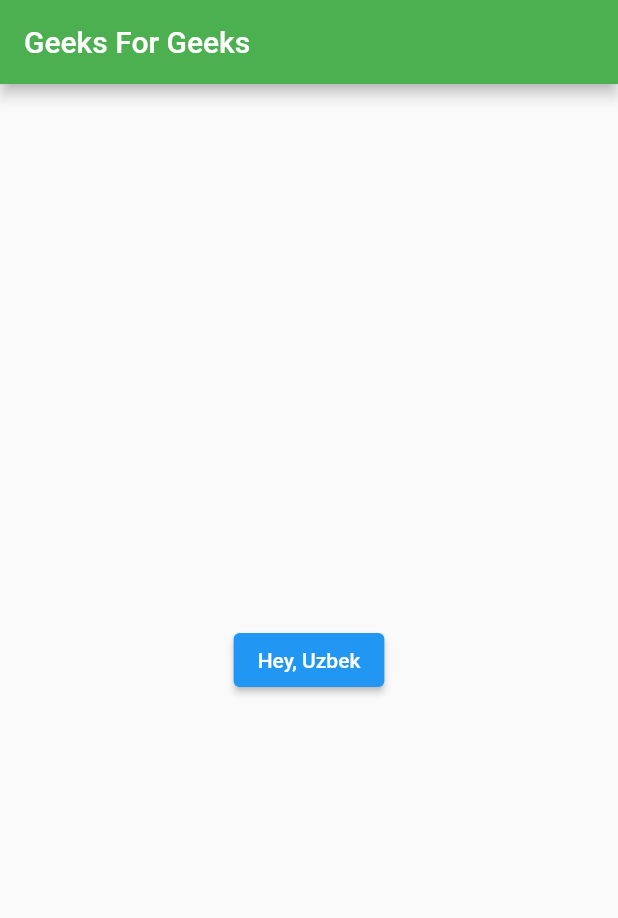
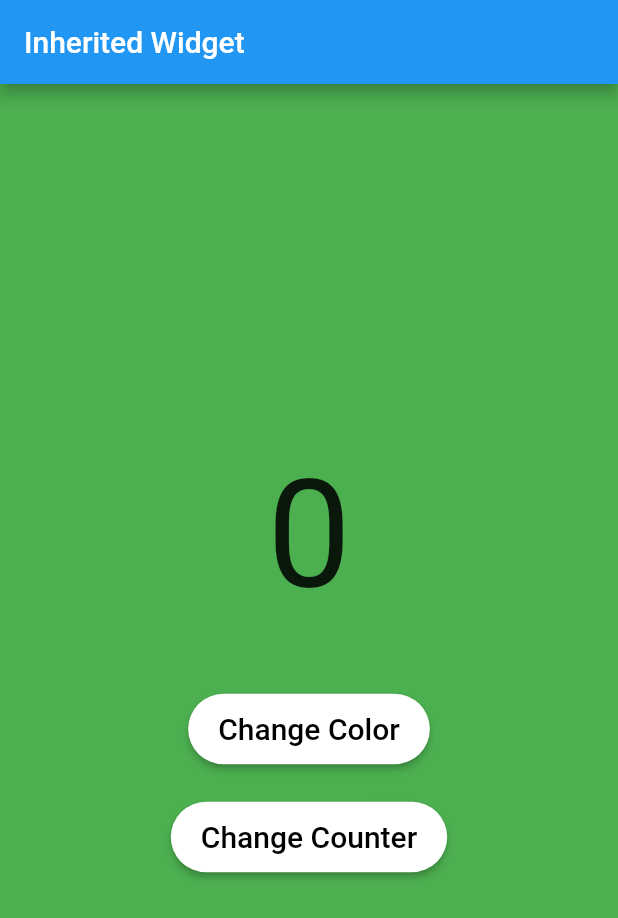
Before and after one commit to Muhammadyunusxon/inherited, a Flutter app: the screen it shows after launch, on a phone screen of 412 x 824 dp. Shown: the top 918 px of the screen. Run offline on Flutter 3.47's test engine with Material 2 defaults, Android fonts, the phone set to English and light mode, and no system bars.

Commit message:
two example

```diff
--- a/lib/count_state_demo.dart
+++ b/lib/Simple/count_state_demo.dart
@@ -1,5 +1,5 @@
 import 'package:flutter/material.dart';
-import 'package:inherited/state_widget.dart';
+import 'package:inherited/Simple/state_widget.dart';
 
 Route generatePage(child) {
   return MaterialPageRoute(builder: (context) => child);
--- /dev/null
+++ b/lib/counter/GeneralPage.dart
@@ -0,0 +1,62 @@
+import 'package:flutter/material.dart';
+import 'package:inherited/counter/state_widget.dart';
+
+import 'button widget.dart';
+import 'colorPage.dart';
+import 'counter Page.dart';
+
+class MainPage extends StatefulWidget {
+  final String title;
+
+  const MainPage({
+    required this.title,
+  });
+
+  @override
+  // ignore: library_private_types_in_public_api
+  _MainPageState createState() => _MainPageState();
+}
+
+class _MainPageState extends State<MainPage> {
+  @override
+  Widget build(BuildContext context) {
+    final counter = StateInheritedWidget.of(context).state.counter;
+
+    return Scaffold(
+      appBar: AppBar(
+        title: Text(widget.title),
+      ),
+      body: Center(
+        child: Column(
+          mainAxisAlignment: MainAxisAlignment.center,
+          children: [
+            Text(
+              '$counter',
+              style: TextStyle(fontSize: 100),
+            ),
+            const SizedBox(height: 47),
+            ButtonWidget(
+              text: 'Change Color',
+              onClicked: () => Navigator.push(
+                context,
+                MaterialPageRoute(
+                  builder: (BuildContext context) => ColorPage(),
+                ),
+              ),
+            ),
+            const SizedBox(height: 24),
+            ButtonWidget(
+              text: 'Change Counter',
+              onClicked: () => Navigator.push(
+                context,
+                MaterialPageRoute(
+                  builder: (BuildContext context) => CounterPage(),
+                ),
+              ),
+            ),
+          ],
+        ),
+      ),
+    );
+  }
+}
--- /dev/null
+++ b/lib/counter/button widget.dart
@@ -0,0 +1,25 @@
+import 'package:flutter/material.dart';
+
+class ButtonWidget extends StatelessWidget {
+  final String text;
+  final VoidCallback onClicked;
+
+  const ButtonWidget({
+    required this.text,
+    required this.onClicked,
+    Key? key,
+  }) : super(key: key);
+
+  @override
+  Widget build(BuildContext context) => MaterialButton(
+    onPressed: onClicked,
+    color: Theme.of(context).primaryColor,
+    textColor: Colors.black,
+    shape: const StadiumBorder(),
+    padding: const EdgeInsets.symmetric(horizontal: 20, vertical: 12),
+    child: Text(
+      text,
+      style: const TextStyle(fontSize: 20),
+    ),
+  );
+}
--- /dev/null
+++ b/lib/counter/core_state.dart
@@ -0,0 +1,12 @@
+import 'package:flutter/material.dart';
+
+class CoreState {
+  final int counter;
+  final Color backgroundColor;
+
+  const CoreState({this.counter = 0, this.backgroundColor = Colors.green});
+
+  CoreState copy({int? counter, Color? backgroundColor}) => CoreState(
+      counter: counter ?? this.counter,
+      backgroundColor: backgroundColor ?? this.backgroundColor);
+}
--- /dev/null
+++ b/lib/counter/state_widget.dart
@@ -0,0 +1,60 @@
+import 'package:flutter/material.dart';
+import 'package:inherited/counter/core_state.dart';
+
+class StateWidget extends StatefulWidget {
+  final Widget child;
+
+  const StateWidget({Key? key, required this.child}) : super(key: key);
+
+  @override
+  // ignore: library_private_types_in_public_api
+  _StateWidgetState createState() => _StateWidgetState();
+}
+
+class _StateWidgetState extends State<StateWidget> {
+  CoreState state = const CoreState();
+
+  void incrementCounter() {
+    final counter = state.counter + 1;
+    final newState = state.copy(counter: counter);
+    setState(() => state = newState);
+  }
+
+  void setColor(Color backgroundColor) {
+    final newState = state.copy(backgroundColor: backgroundColor);
+    setState(() => state = newState);
+  }
+
+  void setCounter(int counter) {
+    final newState = state.copy(counter: counter);
+
+    setState(() => state = newState);
+  }
+
+  @override
+  Widget build(BuildContext context) =>
+      StateInheritedWidget(
+        state: state,
+        stateWidget: this,
+        child: widget.child,
+      );
+}
+
+class StateInheritedWidget extends InheritedWidget {
+  final CoreState state;
+
+  // ignore: library_private_types_in_public_api
+  final _StateWidgetState stateWidget;
+
+  const StateInheritedWidget(
+      {Key? key, required Widget child, required this.state, required this.stateWidget}) : super(key: key, child: child);
+
+  // ignore: library_private_types_in_public_api
+  static _StateWidgetState of(BuildContext context) => context
+      .dependOnInheritedWidgetOfExactType<StateInheritedWidget>()!
+      .stateWidget;
+
+  @override
+  bool updateShouldNotify(StateInheritedWidget oldWidget) =>
+      oldWidget.state != state;
+}
--- a/lib/main.dart
+++ b/lib/main.dart
@@ -1,19 +1,40 @@
 import 'package:flutter/material.dart';
+import 'package:flutter/services.dart';
 
-import 'count_state_demo.dart';
+import 'counter/GeneralPage.dart';
 
-void main() {
+import 'counter/state_widget.dart';
+
+Future main() async {
+  WidgetsFlutterBinding.ensureInitialized();
+  await SystemChrome.setPreferredOrientations([
+    DeviceOrientation.portraitUp,
+    DeviceOrientation.portraitDown,
+  ]);
+
   runApp(const MyApp());
 }
 
 class MyApp extends StatelessWidget {
+  static const String title = 'Inherited Widget';
 
   const MyApp({super.key});
 
   @override
-  Widget build(BuildContext context) {
-    return MaterialApp(
-      home: MyNavigation(),
-    );
-  }
+  Widget build(BuildContext context) => StateWidget(
+    child: Builder(
+      builder: (context) {
+        final state = StateInheritedWidget.of(context).state;
+        return MaterialApp(
+          debugShowCheckedModeBanner: false,
+          title: title,
+          theme: ThemeData(
+            scaffoldBackgroundColor: state.backgroundColor,
+            primaryColor: Colors.white,
+          ),
+          home: const MainPage(title: title),
+        );
+      },
+    ),
+  );
 }
```
Also changed, not shown: lib/counter/colorPage.dart (added, +47 -0 lines), lib/counter/counter Page.dart (added, +87 -0 lines), lib/Simple/state_widget.dart (renamed from lib/state_widget.dart).
